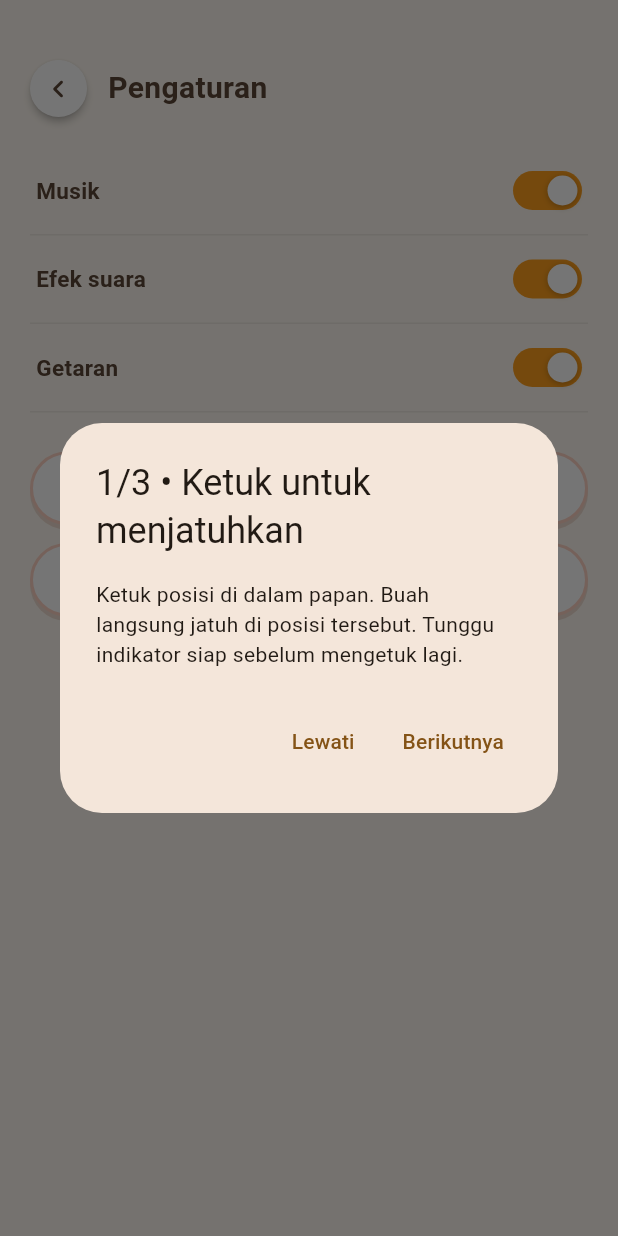
After one commit to Hapidzfadli/fruit-merge, a Flutter app: the SettingsPage screen opened directly, after a tap on "Cara Bermain", on a phone screen of 412 x 824 dp. The commit adds this screen. Run offline on Flutter 3.47's test engine with Material 3 defaults, Android fonts, the phone set to English and light mode, and no system bars; our stand-ins replace audioplayers, shared_preferences, vibration; missing offline and left inert: flame; accounts and stored records are empty.

Commit message:
feat: guide first play and show danger combo and milestones

```diff
--- a/flutter_app/lib/state/app_state.dart
+++ b/flutter_app/lib/state/app_state.dart
@@ -24,6 +24,7 @@ class AppState extends ChangeNotifier {
   bool music = true;
   bool sfx = true;
   bool vibration = true;
+  bool tutorialSeen = false;
   RunSnapshot? activeRun;
   List<String> completedRuns = [];
   List<Map<String, dynamic>> ranking = [];
@@ -74,6 +75,7 @@ class AppState extends ChangeNotifier {
       music = data['music'] != false;
       sfx = data['sfx'] != false;
       vibration = data['vibration'] != false;
+      tutorialSeen = data['tutorialSeen'] == true;
       collection = (data['collection'] as List? ?? []).whereType<int>().where((i) => i >= 1 && i <= 9).toSet();
       achievements = (data['achievements'] as List? ?? []).whereType<String>().where(achievementRewards.containsKey).toSet();
       activeRun = RunSnapshot.parse(data['activeRun']);
@@ -97,6 +99,7 @@ class AppState extends ChangeNotifier {
       'music': music,
       'sfx': sfx,
       'vibration': vibration,
+      'tutorialSeen': tutorialSeen,
       'activeRun': activeRun?.data,
       'completedRuns': completedRuns,
       'ranking': ranking,
--- a/flutter_app/lib/ui/game_over_page.dart
+++ b/flutter_app/lib/ui/game_over_page.dart
@@ -18,8 +18,9 @@ class GameOverPage extends StatelessWidget {
   final int score;
   final int earned;
   final Uint8List? boardSnapshot;
+  final bool newRecord;
 
-  const GameOverPage({super.key, required this.score, required this.earned, this.boardSnapshot});
+  const GameOverPage({super.key, required this.score, required this.earned, this.boardSnapshot, this.newRecord = false});
 
   @override
   Widget build(BuildContext context) {
@@ -34,6 +35,7 @@ class GameOverPage extends StatelessWidget {
               children: [
                 const Text('Permainan Selesai', textAlign: TextAlign.center, style: TextStyle(fontSize: 26, fontWeight: FontWeight.w700, color: AppColors.coral)),
                 const SizedBox(height: 22),
+                if (newRecord) const Padding(padding: EdgeInsets.only(bottom: 12), child: Text('Rekor baru! 🏆', style: TextStyle(color: AppColors.coral, fontWeight: FontWeight.bold))),
                 Row(
                   mainAxisAlignment: MainAxisAlignment.center,
                   children: [
--- a/flutter_app/lib/ui/settings_page.dart
+++ b/flutter_app/lib/ui/settings_page.dart
@@ -4,6 +4,7 @@ import '../audio/sfx_service.dart';
 import '../state/app_state.dart';
 import '../widgets/app_back_button.dart';
 import 'theme.dart';
+import 'tutorial_dialog.dart';
 
 /// Port of buildSettingsScreen() (app.js:432-468).
 class SettingsPage extends StatelessWidget {
@@ -48,6 +49,8 @@ class SettingsPage extends StatelessWidget {
                 appState.toggleVibration();
               }),
               const SizedBox(height: 26),
+              SecondaryButton(label: 'Cara Bermain', onPressed: () => showTutorial(context)),
+              const SizedBox(height: 12),
               SecondaryButton(label: 'Data & Penyimpanan', onPressed: () => showDialog<void>(context: context, builder: (c) => AlertDialog(
                 title: const Text('Data & Penyimpanan'),
                 content: const SingleChildScrollView(child: Text('Skor, koin, skin, pengaturan, dan pertandingan tersimpan di perangkat ini. Game ini tidak menyediakan akun atau sinkronisasi server. Menghapus data aplikasi dapat menghapus progres. Pemulihan setelah penutupan paksa menggunakan simpanan otomatis terakhir.')),
--- /dev/null
+++ b/flutter_app/lib/ui/tutorial_dialog.dart
@@ -0,0 +1,25 @@
+import 'package:flutter/material.dart';
+
+Future<void> showTutorial(BuildContext context) => showDialog<void>(
+  context: context, barrierDismissible: false, builder: (_) => const _TutorialDialog());
+
+class _TutorialDialog extends StatefulWidget {
+  const _TutorialDialog();
+  @override
+  State<_TutorialDialog> createState() => _TutorialDialogState();
+}
+class _TutorialDialogState extends State<_TutorialDialog> {
+  int step = 0;
+  static const steps = [
+    ('Ketuk untuk menjatuhkan', 'Ketuk posisi di dalam papan. Buah langsung jatuh di posisi tersebut. Tunggu indikator siap sebelum mengetuk lagi.'),
+    ('Gabungkan buah yang sama', 'Dua buah yang sama akan menjadi buah yang lebih besar. Lihat urutan buah di bawah papan dan buah berikutnya di atas.'),
+    ('Jaga buah di bawah garis', 'Buah yang melewati garis bahaya terlalu lama mengakhiri permainan. Hitung mundur memberi waktu untuk menyelamatkan papan dengan merge.'),
+  ];
+  @override
+  Widget build(BuildContext context) => AlertDialog(
+    title: Text('${step + 1}/3 • ${steps[step].$1}'),
+    content: SingleChildScrollView(child: Text(steps[step].$2)),
+    actions: [TextButton(onPressed: () => Navigator.pop(context), child: const Text('Lewati')),
+      TextButton(onPressed: () { if (step == 2) { Navigator.pop(context); } else { setState(() => step++); } }, child: Text(step == 2 ? 'Mulai' : 'Berikutnya'))],
+  );
+}
```
Also changed, not shown: flutter_app/lib/game/fruit_merge_game.dart (+30 -0 lines), flutter_app/lib/ui/game_page.dart (+20 -2 lines), 1 other file.
